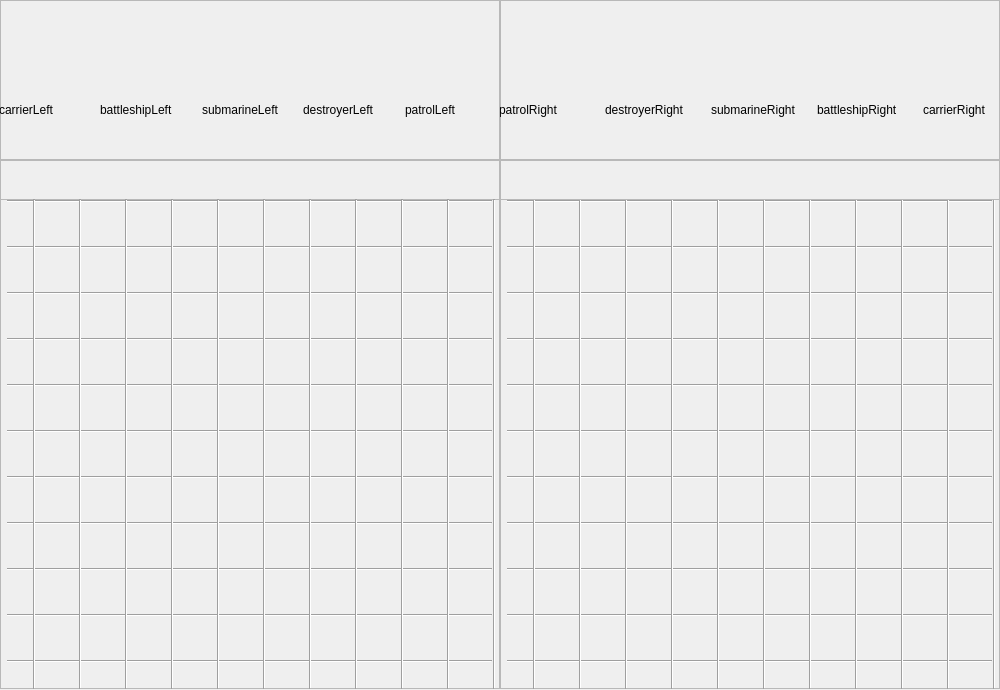
The window that gamescreen.ui (dtran36/qtbattleship) describes before a commit, drawn with Qt 5.
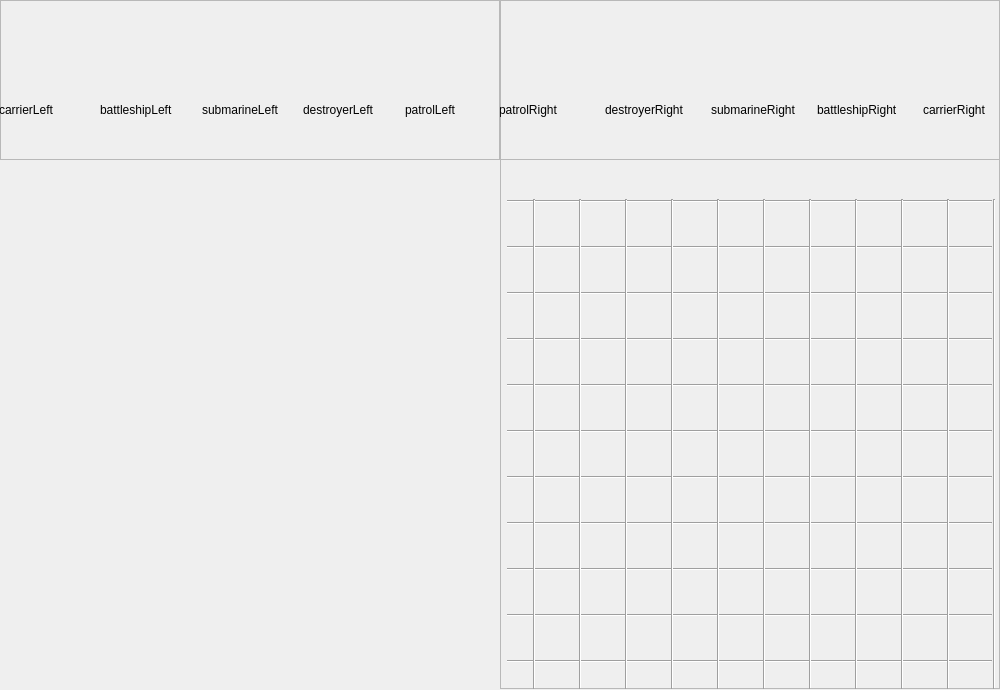
The same window after the commit. Icons and pictures are not drawn.

The edit to the form file:
```diff
--- a/gamescreen.ui
+++ b/gamescreen.ui
@@ -19,7 +19,7 @@
      <x>0</x>
      <y>0</y>
      <width>1000</width>
-     <height>200</height>
+     <height>160</height>
     </rect>
    </property>
    <property name="frameShape">
@@ -231,308 +231,6 @@
     </widget>
    </widget>
   </widget>
-  <widget class="QFrame" name="gridLeft">
-   <property name="geometry">
-    <rect>
-     <x>0</x>
-     <y>159</y>
-     <width>500</width>
-     <height>530</height>
-    </rect>
-   </property>
-   <property name="frameShape">
-    <enum>QFrame::StyledPanel</enum>
-   </property>
-   <property name="frameShadow">
-    <enum>QFrame::Raised</enum>
-   </property>
-   <widget class="Line" name="line1">
-    <property name="geometry">
-     <rect>
-      <x>7</x>
-      <y>40</y>
-      <width>485</width>
-      <height>5</height>
-     </rect>
-    </property>
-    <property name="orientation">
-     <enum>Qt::Horizontal</enum>
-    </property>
-   </widget>
-   <widget class="Line" name="line2">
-    <property name="geometry">
-     <rect>
-      <x>7</x>
-      <y>86</y>
-      <width>485</width>
-      <height>5</height>
-     </rect>
-    </property>
-    <property name="orientation">
-     <enum>Qt::Horizontal</enum>
-    </property>
-   </widget>
-   <widget class="Line" name="line3">
-    <property name="geometry">
-     <rect>
-      <x>7</x>
-      <y>132</y>
-      <width>485</width>
-      <height>5</height>
-     </rect>
-    </property>
-    <property name="orientation">
-     <enum>Qt::Horizontal</enum>
-    </property>
-   </widget>
-   <widget class="Line" name="line4">
-    <property name="geometry">
-     <rect>
-      <x>7</x>
-      <y>178</y>
-      <width>485</width>
-      <height>5</height>
-     </rect>
-    </property>
-    <property name="orientation">
-     <enum>Qt::Horizontal</enum>
-    </property>
-   </widget>
-   <widget class="Line" name="line5">
-    <property name="geometry">
-     <rect>
-      <x>7</x>
-      <y>224</y>
-      <width>485</width>
-      <height>5</height>
-     </rect>
-    </property>
-    <property name="orientation">
-     <enum>Qt::Horizontal</enum>
-    </property>
-   </widget>
-   <widget class="Line" name="line6">
-    <property name="geometry">
-     <rect>
-      <x>7</x>
-      <y>270</y>
-      <width>485</width>
-      <height>5</height>
-     </rect>
-    </property>
-    <property name="orientation">
-     <enum>Qt::Horizontal</enum>
-    </property>
-   </widget>
-   <widget class="Line" name="line7">
-    <property name="geometry">
-     <rect>
-      <x>7</x>
-      <y>316</y>
-      <width>485</width>
-      <height>5</height>
-     </rect>
-    </property>
-    <property name="orientation">
-     <enum>Qt::Horizontal</enum>
-    </property>
-   </widget>
-   <widget class="Line" name="line8">
-    <property name="geometry">
-     <rect>
-      <x>7</x>
-      <y>362</y>
-      <width>485</width>
-      <height>5</height>
-     </rect>
-    </property>
-    <property name="orientation">
-     <enum>Qt::Horizontal</enum>
-    </property>
-   </widget>
-   <widget class="Line" name="line9">
-    <property name="geometry">
-     <rect>
-      <x>7</x>
-      <y>408</y>
-      <width>485</width>
-      <height>5</height>
-     </rect>
-    </property>
-    <property name="orientation">
-     <enum>Qt::Horizontal</enum>
-    </property>
-   </widget>
-   <widget class="Line" name="line_10">
-    <property name="geometry">
-     <rect>
-      <x>7</x>
-      <y>454</y>
-      <width>485</width>
-      <height>5</height>
-     </rect>
-    </property>
-    <property name="orientation">
-     <enum>Qt::Horizontal</enum>
-    </property>
-   </widget>
-   <widget class="Line" name="line_11">
-    <property name="geometry">
-     <rect>
-      <x>7</x>
-      <y>500</y>
-      <width>485</width>
-      <height>5</height>
-     </rect>
-    </property>
-    <property name="orientation">
-     <enum>Qt::Horizontal</enum>
-    </property>
-   </widget>
-   <widget class="Line" name="line_12">
-    <property name="geometry">
-     <rect>
-      <x>32</x>
-      <y>40</y>
-      <width>5</width>
-      <height>490</height>
-     </rect>
-    </property>
-    <property name="orientation">
-     <enum>Qt::Vertical</enum>
-    </property>
-   </widget>
-   <widget class="Line" name="line_13">
-    <property name="geometry">
-     <rect>
-      <x>78</x>
-      <y>40</y>
-      <width>5</width>
-      <height>490</height>
-     </rect>
-    </property>
-    <property name="orientation">
-     <enum>Qt::Vertical</enum>
-    </property>
-   </widget>
-   <widget class="Line" name="line_14">
-    <property name="geometry">
-     <rect>
-      <x>124</x>
-      <y>40</y>
-      <width>5</width>
-      <height>490</height>
-     </rect>
-    </property>
-    <property name="orientation">
-     <enum>Qt::Vertical</enum>
-    </property>
-   </widget>
-   <widget class="Line" name="line_15">
-    <property name="geometry">
-     <rect>
-      <x>170</x>
-      <y>40</y>
-      <width>5</width>
-      <height>490</height>
-     </rect>
-    </property>
-    <property name="orientation">
-     <enum>Qt::Vertical</enum>
-    </property>
-   </widget>
-   <widget class="Line" name="line_16">
-    <property name="geometry">
-     <rect>
-      <x>216</x>
-      <y>40</y>
-      <width>5</width>
-      <height>490</height>
-     </rect>
-    </property>
-    <property name="orientation">
-     <enum>Qt::Vertical</enum>
-    </property>
-   </widget>
-   <widget class="Line" name="line_17">
-    <property name="geometry">
-     <rect>
-      <x>262</x>
-      <y>40</y>
-      <width>5</width>
-      <height>490</height>
-     </rect>
-    </property>
-    <property name="orientation">
-     <enum>Qt::Vertical</enum>
-    </property>
-   </widget>
-   <widget class="Line" name="line_18">
-    <property name="geometry">
-     <rect>
-      <x>308</x>
-      <y>40</y>
-      <width>5</width>
-      <height>490</height>
-     </rect>
-    </property>
-    <property name="orientation">
-     <enum>Qt::Vertical</enum>
-    </property>
-   </widget>
-   <widget class="Line" name="line_19">
-    <property name="geometry">
-     <rect>
-      <x>354</x>
-      <y>40</y>
-      <width>5</width>
-      <height>490</height>
-     </rect>
-    </property>
-    <property name="orientation">
-     <enum>Qt::Vertical</enum>
-    </property>
-   </widget>
-   <widget class="Line" name="line_20">
-    <property name="geometry">
-     <rect>
-      <x>400</x>
-      <y>40</y>
-      <width>5</width>
-      <height>490</height>
-     </rect>
-    </property>
-    <property name="orientation">
-     <enum>Qt::Vertical</enum>
-    </property>
-   </widget>
-   <widget class="Line" name="line_21">
-    <property name="geometry">
-     <rect>
-      <x>446</x>
-      <y>40</y>
-      <width>5</width>
-      <height>490</height>
-     </rect>
-    </property>
-    <property name="orientation">
-     <enum>Qt::Vertical</enum>
-    </property>
-   </widget>
-   <widget class="Line" name="line_22">
-    <property name="geometry">
-     <rect>
-      <x>492</x>
-      <y>40</y>
-      <width>5</width>
-      <height>490</height>
-     </rect>
-    </property>
-    <property name="orientation">
-     <enum>Qt::Vertical</enum>
-    </property>
-   </widget>
-  </widget>
   <widget class="QFrame" name="gridRight">
    <property name="geometry">
     <rect>
```
Left out of the diff: 3 changed lines with no effect on the pictures.
